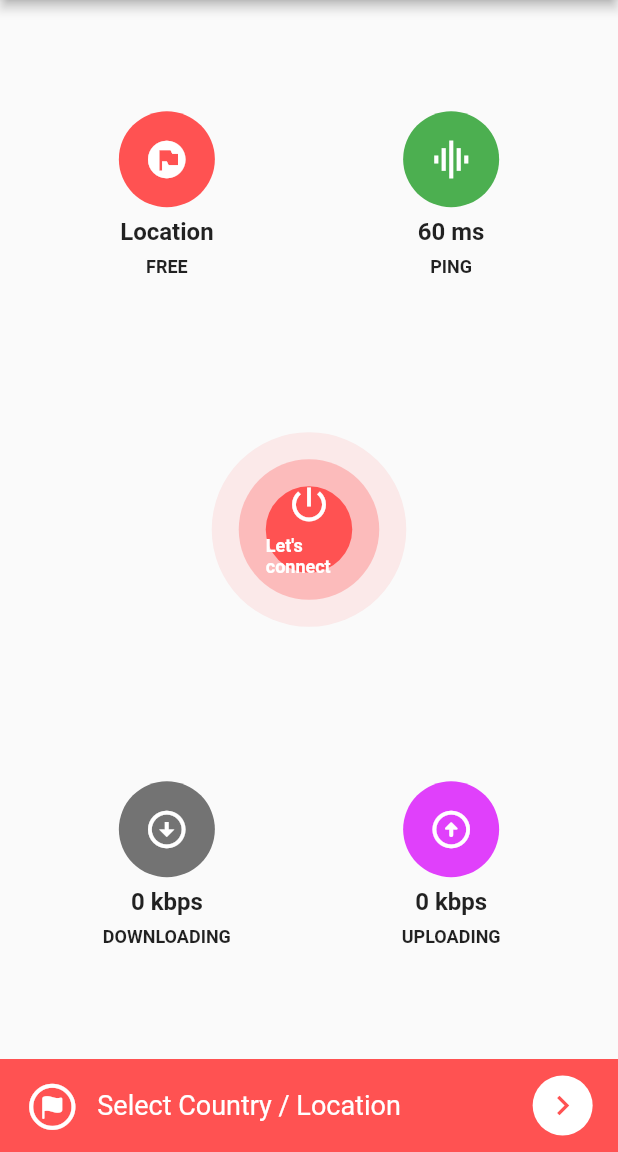
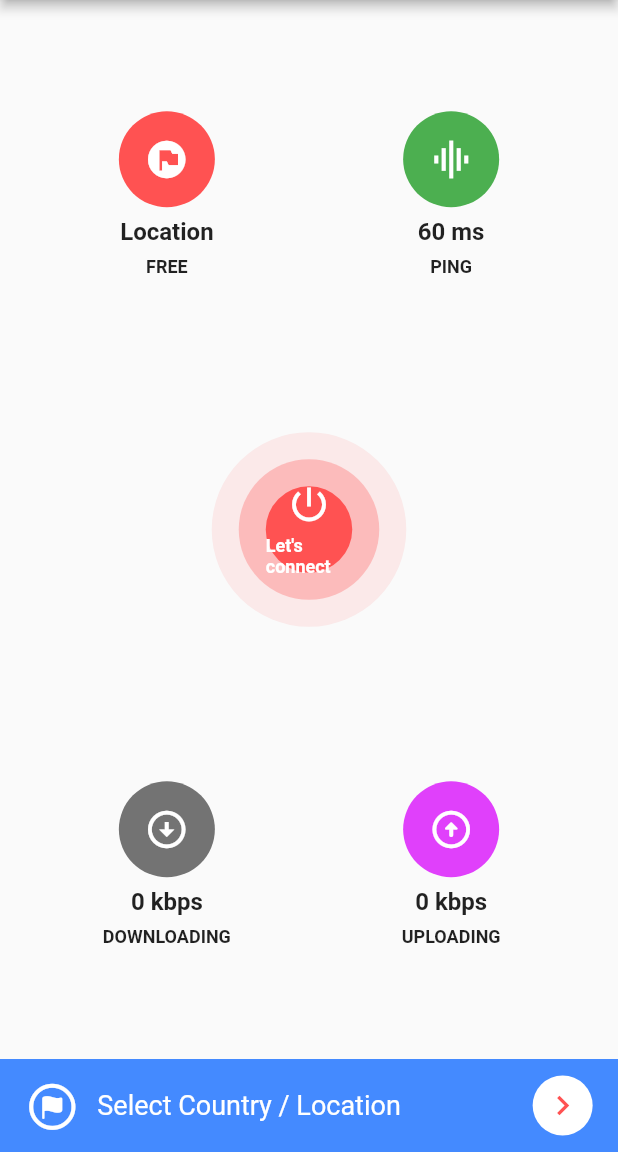
Before and after one commit to SHIHAB69/Vpn_flutter_project, a Flutter app: the screen it shows after launch, on a phone screen of 412 x 824 dp, the part 84-1236 px from its top. Run offline on Flutter 3.47's test engine with Material 2 defaults, Android fonts, the phone set to English and light mode, and no system bars; our stand-ins replace csv, get, hive_flutter; accounts and stored records are empty.

Commit message:
Ongoing VPN project

```diff
--- a/lib/allScreens/home_screen.dart
+++ b/lib/allScreens/home_screen.dart
@@ -28,7 +28,7 @@ return SafeArea(
        Get.to(()=> AvailableVpnServersLocationScreen());
       },
       child: Container(
-        color: Colors.redAccent,
+        color: Colors.blueAccent, //Bottom(Select country/Location)
         padding: EdgeInsets.symmetric(horizontal: sizeScreen.width * .041),
         height: 62 ,
         child: Row(
```
